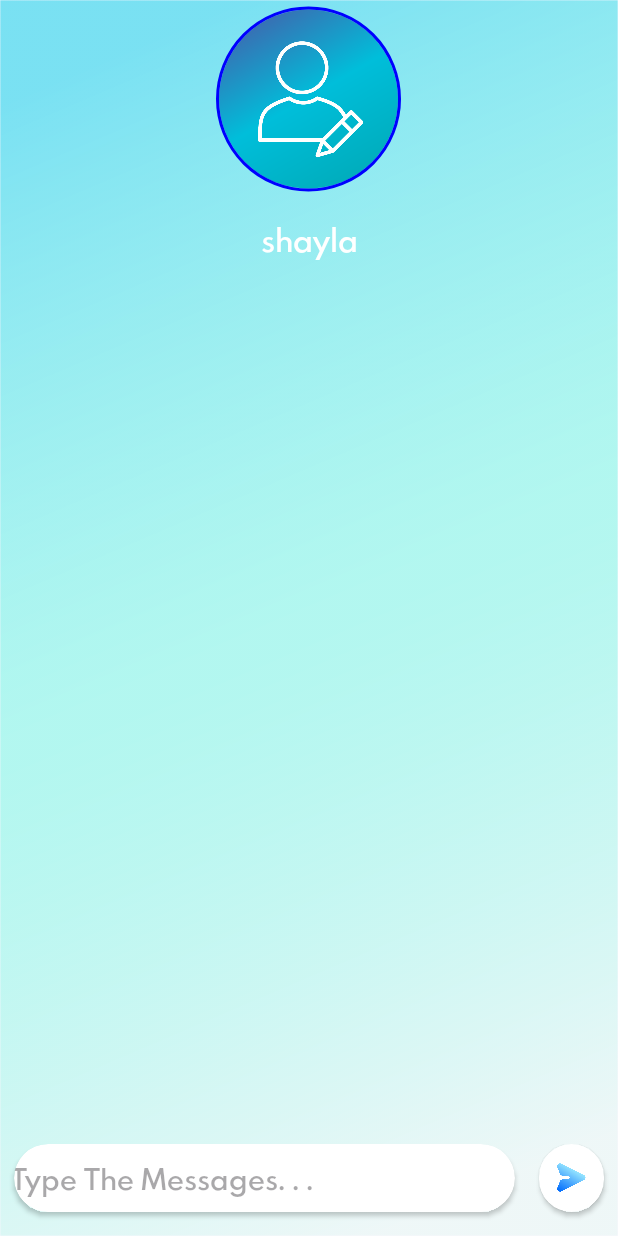
After one commit to safa-jsk/Kotha-Ko, an Android app: the layout activity_chatbox.xml on its own in the app's theme, with its tools: preview values and no code run, on a phone screen of 412 x 824 dp. The commit adds this screen. Run offline under Robolectric (Android 15) with nearby library versions, the phone set to English and light mode, and no system bars.

Commit message:
Done Chatbox.

```diff
--- a/app/src/main/AndroidManifest.xml
+++ b/app/src/main/AndroidManifest.xml
@@ -12,6 +12,9 @@
         android:supportsRtl="true"
         android:theme="@style/Theme.KothaKo"
         tools:targetApi="31">
+        <activity
+            android:name=".chatbox"
+            android:exported="false" />
         <activity
             android:name=".signup"
             android:exported="false" />
--- /dev/null
+++ b/app/src/main/java/com/example/kothako/chatbox.java
@@ -0,0 +1,63 @@
+package com.example.kothako;
+
+import android.annotation.SuppressLint;
+import android.os.Bundle;
+import android.widget.TextView;
+
+import androidx.activity.EdgeToEdge;
+import androidx.appcompat.app.AppCompatActivity;
+import androidx.core.graphics.Insets;
+import androidx.core.view.ViewCompat;
+import androidx.core.view.WindowInsetsCompat;
+
+import com.squareup.picasso.Picasso;
+
+import de.hdodenhof.circleimageview.CircleImageView;
+
+public class chatbox extends AppCompatActivity {
+    String reciverimg,reciverUID,reciverName,senderUID;
+    CircleImageView profile;
+    TextView reciverNName;
+
+    @SuppressLint("SetTextI18n")
+    @Override
+    protected void onCreate(Bundle savedInstanceState) {
+
+
+
+
+
+        super.onCreate(savedInstanceState);
+        EdgeToEdge.enable(this);
+        setContentView(R.layout.activity_chatbox);
+
+        reciverName=getIntent().getStringExtra("nameeeee");
+        reciverimg=getIntent().getStringExtra("reciverImg");
+        reciverUID=getIntent().getStringExtra("uID");
+
+
+        profile = findViewById(R.id.image_Pfp_chat);
+        reciverNName =findViewById(R.id.recivername);
+
+        Picasso.get()
+                .load(reciverimg)
+                .placeholder(R.drawable.man)
+                .error(R.drawable.man)
+                .into(profile );
+
+        reciverNName.setText(""+reciverName);
+
+
+
+
+
+
+
+
+        ViewCompat.setOnApplyWindowInsetsListener(findViewById(R.id.main), (v, insets) -> {
+            Insets systemBars = insets.getInsets(WindowInsetsCompat.Type.systemBars());
+            v.setPadding(systemBars.left, systemBars.top, systemBars.right, systemBars.bottom);
+            return insets;
+        });
+    }
+}
--- a/app/src/main/java/com/example/kothako/user_adapter.java
+++ b/app/src/main/java/com/example/kothako/user_adapter.java
@@ -1,6 +1,7 @@
 package com.example.kothako;
 
 import android.content.Context;
+import android.content.Intent;
 import android.view.LayoutInflater;
 import android.view.View;
 import android.view.ViewGroup;
@@ -41,6 +42,19 @@ public class user_adapter extends RecyclerView.Adapter<user_adapter.viewholder>{
                 .placeholder(R.drawable.man)
                 .error(R.drawable.man)
                 .into(holder.image_Pfp);
+        holder.itemView.setOnClickListener(new View.OnClickListener() {
+            @Override
+            public void onClick(View view) {
+                Intent intent = new Intent(mainActivity,chatbox.class);
+                intent.putExtra("nameeeee",users.getUsername());
+                intent.putExtra("reciverImg",users.getUsername());
+                intent.putExtra("uID",users. getUserid());
+                mainActivity.startActivity(intent);
+
+
+
+            }
+        });
 
     }
 
--- a/app/src/main/java/com/example/kothako/users.java
+++ b/app/src/main/java/com/example/kothako/users.java
@@ -31,7 +31,7 @@ public class users {
         this.gmail = gmail;
     }
 
-    public String getUsername() {
+    public static String getUsername() {
         return username;
     }
 
--- /dev/null
+++ b/app/src/main/res/layout/activity_chatbox.xml
@@ -0,0 +1,114 @@
+<?xml version="1.0" encoding="utf-8"?>
+<RelativeLayout xmlns:android="http://schemas.android.com/apk/res/android"
+    xmlns:app="http://schemas.android.com/apk/res-auto"
+    xmlns:tools="http://schemas.android.com/tools"
+    android:id="@+id/main"
+    android:layout_width="match_parent"
+    android:layout_height="match_parent"
+    android:background="@drawable/chatback1"
+    tools:context=".chatbox">
+
+
+    <LinearLayout
+        android:id="@+id/lol"
+        android:layout_width="match_parent"
+        android:layout_height="wrap_content"
+        android:gravity="center"
+        android:orientation="vertical">
+
+        <de.hdodenhof.circleimageview.CircleImageView
+            android:id="@+id/image_Pfp_chat"
+            android:layout_width="123dp"
+            android:layout_height="132dp"
+            android:contentDescription="@string/add_pfp"
+            android:src="@drawable/add_your_photo"
+            app:civ_border_color="#0000ff"
+            app:civ_border_width="2dp"
+            app:layout_constraintBottom_toBottomOf="parent"
+            app:layout_constraintEnd_toEndOf="parent"
+            app:layout_constraintHorizontal_bias="0.5"
+            app:layout_constraintStart_toStartOf="parent"
+            app:layout_constraintTop_toTopOf="parent"
+            app:layout_constraintVertical_bias="0.25" />
+
+        <TextView
+            android:id="@+id/recivername"
+            android:layout_width="match_parent"
+            android:layout_height="wrap_content"
+            android:layout_margin="13.00dp"
+            android:fontFamily="@font/spartan_bold"
+            android:gravity="center"
+            android:text="shayla"
+            android:textColor="@color/white"
+            android:textSize="19.00sp" />
+
+
+    </LinearLayout>
+
+    <androidx.recyclerview.widget.RecyclerView
+        android:layout_width="match_parent"
+        android:layout_height="502dp"
+        android:layout_alignParentTop="true"
+        android:layout_alignParentBottom="true"
+        android:layout_marginTop="180dp"
+        android:layout_marginBottom="9dp"
+        android:layout_below="@id/lol"
+        android:padding="13.00dp"/>
+
+    <LinearLayout
+        android:layout_width="match_parent"
+        android:layout_height="58.50dp"
+        android:orientation="horizontal"
+        android:layout_alignParentBottom="true"
+        android:layout_marginStart="2.60dp"
+        android:layout_marginTop="2.60dp"
+        android:layout_marginBottom="2.60dp"
+        android:layout_marginEnd="2.60dp">
+
+
+        <androidx.cardview.widget.CardView
+            android:layout_width="match_parent"
+            android:layout_height="45.50dp"
+            android:background="#000000"
+            app:cardCornerRadius="32.50dp"
+            android:layout_marginStart="6.50dp"
+            android:layout_marginEnd="9.10dp"
+            android:layout_weight="1">
+
+
+            <EditText
+                android:layout_width="338dp"
+                android:layout_height="45dp"
+                android:layout_gravity="center"
+                android:background="@null"
+                android:fontFamily="@font/spartan_bold"
+                android:hint="@string/typeamessages"/>
+
+
+        </androidx.cardview.widget.CardView>
+
+        <androidx.cardview.widget.CardView
+            android:layout_width="100.50dp"
+            android:layout_height="45.50dp"
+            android:background="#000000"
+            app:cardCornerRadius="32.50dp"
+            android:layout_marginStart="6.50dp"
+            android:layout_marginEnd="6.50dp"
+            android:layout_weight="1">
+
+
+            <ImageView
+                android:layout_width="19.50dp"
+                android:layout_height="19.50dp"
+                android:layout_gravity="center"
+                android:background="@drawable/send"/>
+
+
+
+
+
+        </androidx.cardview.widget.CardView>
+
+    </LinearLayout>
+
+</RelativeLayout>
--- a/app/src/main/res/values/strings.xml
+++ b/app/src/main/res/values/strings.xml
@@ -31,4 +31,5 @@
     <string name="confirm_logout">Confirm Logout?</string>
     <string name="no">NO</string>
     <string name="yes">YES</string>
+    <string name="typeamessages">Type The Messages. . . </string>
 </resources>
```
Also changed, not shown: app/src/main/res/drawable/chatback1.png (added), app/src/main/res/drawable/send.png (added).
